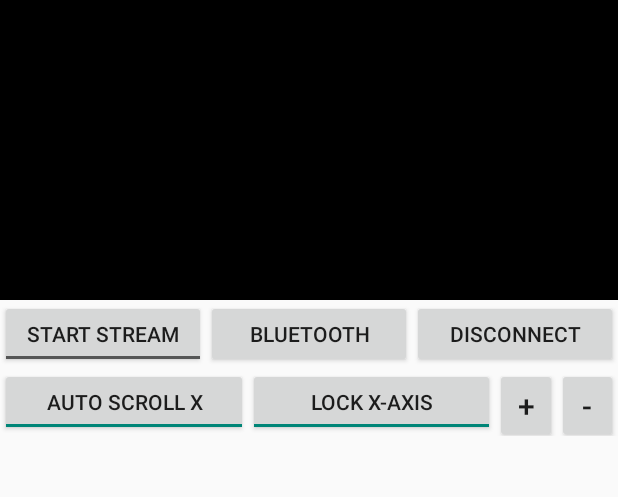
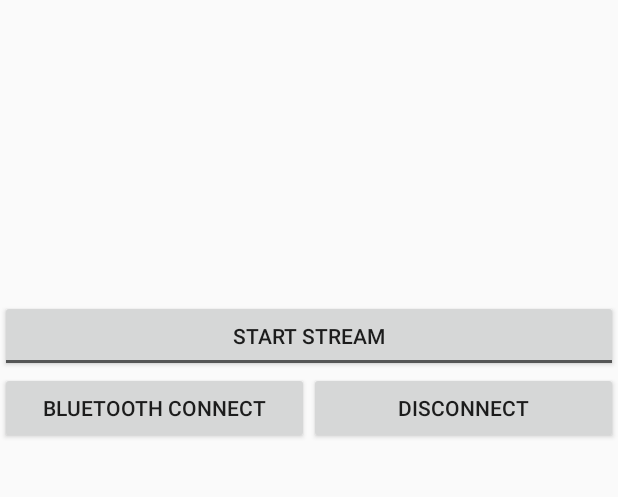
Before and after one commit to msun03/ElectroCardio2, an Android app: the screen it shows after launch (MainActivity), on a phone screen of 412 x 824 dp, the part 80-577 px from its top. Run offline under Robolectric (Android 15) with nearby library versions, the light colour scheme and no system bars; libraries missing offline, so code that uses them is left out: com.jjoe64.graphview; 11 statements that could not run were skipped.

Commit message:
Revert "Added more toggle buttons for the stream"
This reverts commit 906806103b943d1ed13060ee64f80be339862e0d.

```diff
--- a/ElectroCardio2/app/src/main/java/com/sun/michael/electrocardio2/Bluetooth.java
+++ b/ElectroCardio2/app/src/main/java/com/sun/michael/electrocardio2/Bluetooth.java
@@ -37,11 +37,11 @@ public class Bluetooth extends Activity implements OnItemClickListener{
         }
     }
 
+    static Handler mHandler = new Handler();
+
     public static void getHandler(Handler handler){ //Bluetooth handler
         mHandler = handler;
     }
-
-    static Handler mHandler = new Handler();
 
     static ConnectedThread connectedThread;
     public static final UUID MY_UUID = UUID.fromString("00001101-0000-1000-8000-00805F9B34FB");
@@ -104,6 +104,7 @@ public class Bluetooth extends Activity implements OnItemClickListener{
         pairedDevices = new ArrayList<String>();
         filter = new IntentFilter(BluetoothDevice.ACTION_FOUND);
         devices = new ArrayList<BluetoothDevice>();
+
         receiver = new BroadcastReceiver(){
             @Override
             public void onReceive(Context context, Intent intent) {
@@ -139,7 +140,7 @@ public class Bluetooth extends Activity implements OnItemClickListener{
         filter = new IntentFilter(BluetoothAdapter.ACTION_DISCOVERY_FINISHED);
         registerReceiver(receiver, filter);
         filter = new IntentFilter(BluetoothAdapter.ACTION_STATE_CHANGED);
-        registerReceiver(receiver, filter);
+        //registerReceiver(receiver, filter);
     }
 
     @Override
--- a/ElectroCardio2/app/src/main/java/com/sun/michael/electrocardio2/MainActivity.java
+++ b/ElectroCardio2/app/src/main/java/com/sun/michael/electrocardio2/MainActivity.java
@@ -41,21 +41,16 @@ public class MainActivity extends Activity implements View.OnClickListener{
     static boolean Stream;
     static boolean AutoScrollX;
 
-    Button bXminus;
-    Button bXplus;
-    ToggleButton toggleScroll;
-    ToggleButton toggleLock;
-    ToggleButton toggleStream;
-
     Button bluetoothConnect;
     Button bluetoothDisconnect;
+    ToggleButton toggleStream;
 
     static LinearLayout GraphView;
     static GraphView graphView;
     static GraphViewSeries Series;
 
     private static double graph2LastXValue = 0;
-    private static int Xview = 10;
+    private static int Xview=10;
 
     Handler mHandler = new Handler() {
         @Override
@@ -127,7 +122,6 @@ public class MainActivity extends Activity implements View.OnClickListener{
         Bluetooth.getHandler(mHandler);
 
         GraphView = (LinearLayout)findViewById(R.id.hrGraph);
-        GraphView.setBackgroundColor(Color.BLACK);
         Series = new GraphViewSeries("Signal", new GraphViewStyle(Color.GREEN, 2), new GraphViewData[] {new GraphViewData(0, 0)});
         graphView = new LineGraphView(this, "Heart Rate");
 
@@ -149,17 +143,6 @@ public class MainActivity extends Activity implements View.OnClickListener{
         bluetoothDisconnect.setOnClickListener(this);
         toggleStream = (ToggleButton)findViewById(R.id.streamToggle);
         toggleStream.setOnClickListener(this);
-        bXminus = (Button)findViewById(R.id.bXminus);
-        bXminus.setOnClickListener(this);
-        bXplus = (Button)findViewById(R.id.bXplus);
-        bXplus.setOnClickListener(this);
-        toggleLock = (ToggleButton)findViewById(R.id.tbLock);
-        toggleLock.setOnClickListener(this);
-        toggleScroll = (ToggleButton)findViewById(R.id.tbScroll);
-        toggleScroll.setOnClickListener(this);
-        toggleStream = (ToggleButton)findViewById(R.id.streamToggle);
-        toggleStream.setOnClickListener(this);
-
         Lock = true;
         AutoScrollX = true;
         Stream = true;
--- a/ElectroCardio2/app/src/main/res/layout/activity_main.xml
+++ b/ElectroCardio2/app/src/main/res/layout/activity_main.xml
@@ -30,21 +30,22 @@
         android:layout_below="@id/electrocardio"
         android:orientation="horizontal"/>
 
+    <ToggleButton
+        android:id="@+id/streamToggle"
+        android:layout_width="fill_parent"
+        android:layout_height="wrap_content"
+        android:layout_below="@id/hrGraph"
+        android:checked="false"
+        android:textOff="Start Stream"
+        android:textOn="Stop Stream" />
+
     <LinearLayout
-        android:id="@+id/streamButtons"
+        android:id="@+id/btButtons"
+
         android:layout_width="fill_parent"
-        android:layout_height="45dp"
-        android:layout_below="@id/hrGraph"
+        android:layout_height="wrap_content"
+        android:layout_below="@id/streamToggle"
         android:orientation="horizontal">
-
-        <ToggleButton
-            android:id="@+id/streamToggle"
-            android:layout_width="fill_parent"
-            android:layout_height="wrap_content"
-            android:checked="false"
-            android:textOff="Start Stream"
-            android:textOn="Stop Stream"
-            android:layout_weight="1"/>
 
         <Button
             android:id="@+id/btConnect"
@@ -63,49 +64,4 @@
             android:layout_weight="1" />
     </LinearLayout>
 
-    <LinearLayout
-        android:id="@+id/graphButtons"
-
-        android:layout_width="fill_parent"
-        android:layout_height="45dp"
-        android:orientation="horizontal"
-        android:layout_below="@id/streamButtons"
-        android:weightSum="1">
-
-        <ToggleButton
-            android:id="@+id/tbScroll"
-            android:layout_width="fill_parent"
-            android:layout_height="match_parent"
-            android:checked="true"
-            android:textOff="Auto Scroll X"
-            android:textOn="Auto Scroll X"
-            android:layout_weight="0.2" />
-
-        <ToggleButton
-            android:id="@+id/tbLock"
-            android:layout_width="fill_parent"
-            android:layout_height="match_parent"
-            android:checked="true"
-            android:textOff="Lock X-Axis"
-            android:textOn="Lock X-Axis"
-            android:layout_weight="0.2" />
-
-        <Button
-            android:id="@+id/bXplus"
-            android:layout_width="match_parent"
-            android:layout_height="50dp"
-            android:text="+"
-            android:textSize="20dp"
-            android:layout_weight="0.3" />
-
-        <Button
-            android:id="@+id/bXminus"
-            android:layout_width="match_parent"
-            android:layout_height="50dp"
-            android:text="-"
-            android:textSize="20dp"
-            android:layout_weight="0.3" />
-
-    </LinearLayout>
-
 </RelativeLayout>
--- a/ElectroCardio2/app/src/main/res/values/strings.xml
+++ b/ElectroCardio2/app/src/main/res/values/strings.xml
@@ -2,7 +2,7 @@
     <string name="app_name">ElectroCardio2</string>
 
     <string name="electrocardio">Electro-Cardio</string>
-    <string name="btConnect">Bluetooth</string>
+    <string name="btConnect">Bluetooth Connect</string>
     <string name="btDisconnect">Disconnect</string>
     <string name="bluetooth">Bluetooth</string>
 
```
Also changed, not shown: 2 other files.
